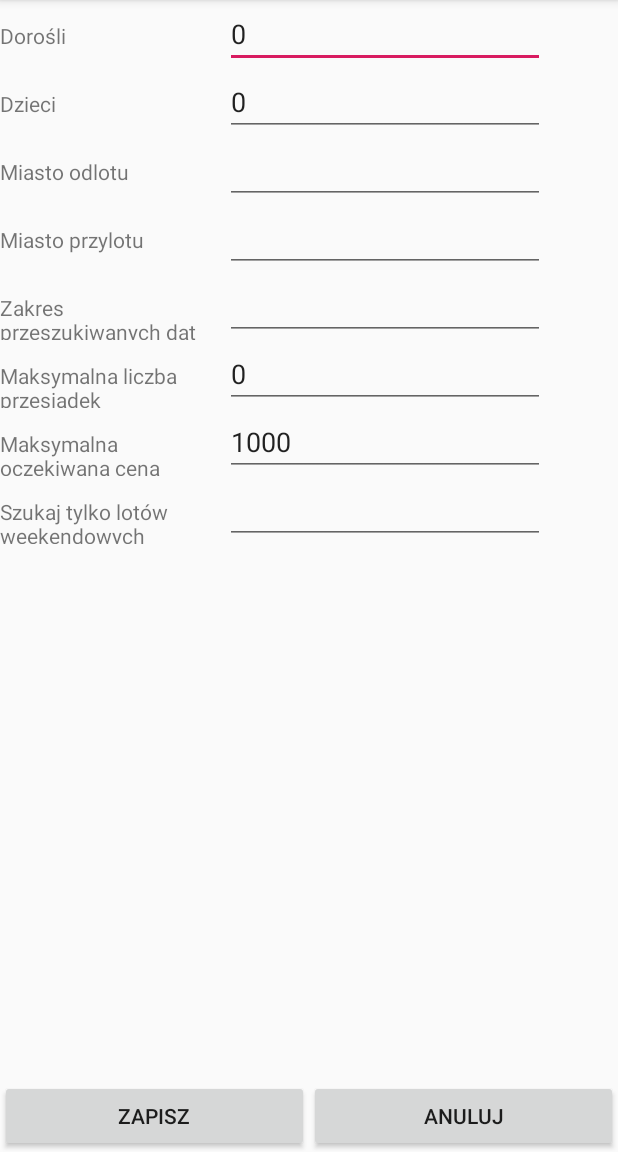
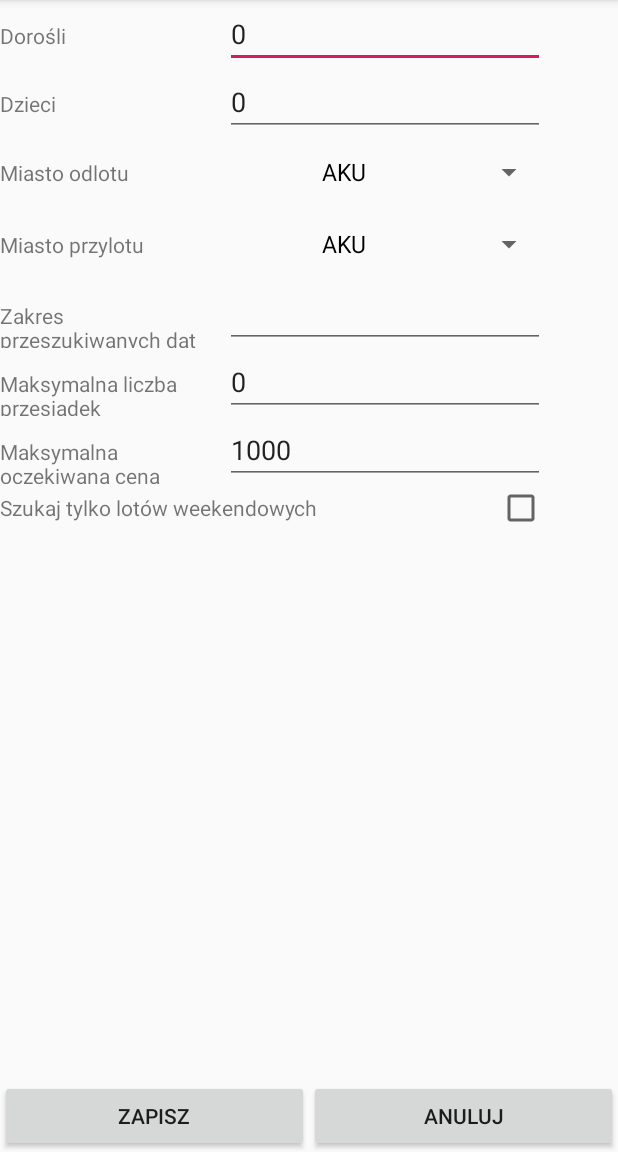
Before and after one commit to wojole94/android-app-us, an Android app: the EditFormActivity screen opened directly, with no data from a screen before it, on a phone screen of 412 x 824 dp, the part 84-1236 px from its top. Run offline under Robolectric (Android 15) with nearby library versions, the phone set to English and light mode, and no system bars; our stand-ins replace ButterKnife.

Commit message:
*data edition improvements *data presentation extendings

```diff
--- a/sky-scanner-app-view/app/src/main/java/pl/studia/android/skyscanner/view/activity/EditFormActivity.java
+++ b/sky-scanner-app-view/app/src/main/java/pl/studia/android/skyscanner/view/activity/EditFormActivity.java
@@ -4,12 +4,16 @@ import androidx.appcompat.app.AppCompatActivity;
 
 import android.os.Bundle;
 import android.view.View;
+import android.widget.ArrayAdapter;
 import android.widget.Button;
+import android.widget.CheckBox;
 import android.widget.EditText;
+import android.widget.Spinner;
 
 import butterknife.BindView;
 import butterknife.ButterKnife;
 import pl.studia.android.skyscanner.view.R;
+import pl.studia.android.skyscanner.view.connection.DataRepository;
 import pl.studia.android.skyscanner.view.connection.HashMapDataRepository;
 import pl.studia.android.skyscanner.view.datamodel.ProfileData;
 import pl.studia.android.skyscanner.view.mocks.UsersServiceMock;
@@ -17,8 +21,13 @@ import pl.studia.android.skyscanner.view.mocks.UsersServiceMock;
 public class EditFormActivity extends AppCompatActivity {
     @BindView(R.id.Bcancel) Button Bcancel;
     @BindView(R.id.Bsave) Button Bsave;
-    @BindView(R.id.ETdepLoc) EditText ETdepLoc;
-    @BindView(R.id.ETarrLoc) EditText ETarrLoc;
+    @BindView(R.id.SdepLoc) Spinner SdepLoc;
+    @BindView(R.id.SarrLoc) Spinner SarrLoc;
+    @BindView(R.id.ETadults) EditText ETadults;
+    @BindView(R.id.ETchilds) EditText ETchilds;
+    @BindView(R.id.ETmaxTrans) EditText ETmaxTrans;
+    @BindView(R.id.ETmaxCost) EditText ETmaxCost;
+    @BindView(R.id.CBweekends) CheckBox CBweekends;
 
     final EditFormActivity context = this;
 
@@ -27,6 +36,20 @@ public class EditFormActivity extends AppCompatActivity {
         super.onCreate(savedInstanceState);
         setContentView(R.layout.activity_edit_form_layout);
         ButterKnife.bind(this);
+
+        DataRepository dataRepo = HashMapDataRepository.getInstance();
+
+        String[] spinnerElems = {};
+
+        spinnerElems = dataRepo.getCitiesList().toArray(spinnerElems);
+        ArrayAdapter<String> adapter = new ArrayAdapter<String>(
+                this,
+                android.R.layout.simple_spinner_dropdown_item,
+                spinnerElems);
+
+        SdepLoc.setAdapter(adapter);
+        SarrLoc.setAdapter(adapter);
+
 
         Bcancel.setOnClickListener(new View.OnClickListener() {
             @Override
@@ -41,11 +64,21 @@ public class EditFormActivity extends AppCompatActivity {
             public void onClick(View v) {
                 //Setting new fragment at tab
                 ProfileData data = new ProfileData();
-                data.setDepartCity(ETdepLoc.getText().toString());
-                data.setArrivalCity(ETarrLoc.getText().toString());
+
+                //Taking data from form
+                //TODO look for data picker, check visibility of data on tab
+                data.setDepartCity(SdepLoc.getSelectedItem().toString());
+                data.setArrivalCity(SarrLoc.getSelectedItem().toString());
+                data.setAdultsCount(Integer.parseInt(ETadults.getText().toString()));
+                data.setChildCount(Integer.parseInt(ETchilds.getText().toString()));
+                data.setTransfersCount(Integer.parseInt(ETmaxTrans.getText().toString()));
+                data.setMaxPrice(Double.parseDouble(ETmaxCost.getText().toString()));
+                data.setJustWeekends(CBweekends.isChecked());
+
                 HashMapDataRepository.getInstance().addProfile(UsersServiceMock.getSampleUser(), data);
                 context.finish();
             }
         });
     }
+
 }
--- a/sky-scanner-app-view/app/src/main/java/pl/studia/android/skyscanner/view/connection/DataRepository.java
+++ b/sky-scanner-app-view/app/src/main/java/pl/studia/android/skyscanner/view/connection/DataRepository.java
@@ -2,6 +2,7 @@ package pl.studia.android.skyscanner.view.connection;
 
 import java.util.List;
 import java.util.Map;
+import java.util.Set;
 
 import pl.studia.android.skyscanner.view.datamodel.ProfileData;
 import pl.studia.android.skyscanner.view.datamodel.UserData;
@@ -9,5 +10,7 @@ import pl.studia.android.skyscanner.view.datamodel.UserData;
 public interface DataRepository {
     public Map<Integer, ProfileData> getProfiles(UserData user);
     public ProfileData addProfile(UserData user, ProfileData profile);
+    public List<String> getCitiesList();
+    public Map<String, List<String>> getCountries();
 
 }
--- a/sky-scanner-app-view/app/src/main/java/pl/studia/android/skyscanner/view/connection/HashMapDataRepository.java
+++ b/sky-scanner-app-view/app/src/main/java/pl/studia/android/skyscanner/view/connection/HashMapDataRepository.java
@@ -1,7 +1,13 @@
 package pl.studia.android.skyscanner.view.connection;
 
+import java.util.Comparator;
 import java.util.HashMap;
+import java.util.HashSet;
+import java.util.LinkedList;
+import java.util.List;
 import java.util.Map;
+import java.util.Set;
+import java.util.stream.Collectors;
 
 import pl.studia.android.skyscanner.view.datamodel.ProfileData;
 import pl.studia.android.skyscanner.view.datamodel.UserData;
@@ -22,7 +28,7 @@ public class HashMapDataRepository implements DataRepository{
         return INSTANCE;
     }
 
-
+   @Override
    public Map<Integer, ProfileData> getProfiles(UserData user){
         //Getting data from external server here
        Map<Integer, ProfileData> profilesList = dataSource.get(user);
@@ -33,6 +39,8 @@ public class HashMapDataRepository implements DataRepository{
         return profilesList;
     }
 
+
+    @Override
     public ProfileData addProfile(UserData user, ProfileData profile){
         Map<Integer, ProfileData> profilesList = dataSource.get(user);
         if (profilesList == null){
@@ -44,4 +52,35 @@ public class HashMapDataRepository implements DataRepository{
         return profile;
     }
 
+    @Override
+    public List<String> getCitiesList() {
+        LinkedList<String> citiesSet = new LinkedList<>();
+        citiesSet.add("KTW");
+        citiesSet.add("IEV");
+        citiesSet.add("KRA");
+        citiesSet.add("KEF");
+        citiesSet.add("ROM");
+        citiesSet.add("BER");
+        citiesSet.add("LON");
+        citiesSet.add("DEN");
+        citiesSet.add("MAD");
+        citiesSet.add("MAS");
+        citiesSet.add("EGP");
+        citiesSet.add("AKU");
+        citiesSet.add("MOS");
+        citiesSet.add("WAW");
+        citiesSet.add("WRO");
+        citiesSet.add("TOK");
+        citiesSet.add("NYC");
+        citiesSet.add("WAS");
+
+
+        return citiesSet.stream().sorted((String::compareTo)).collect(Collectors.toList());
+    }
+    @Override
+    public Map<String, List<String>> getCountries() {
+        return null;
+    }
+
+
 }
--- a/sky-scanner-app-view/app/src/main/res/layout/activity_edit_form_layout.xml
+++ b/sky-scanner-app-view/app/src/main/res/layout/activity_edit_form_layout.xml
@@ -80,14 +80,10 @@
                     android:layout_weight="1"
                     android:text="@string/departure_loc_text" />
 
-                <EditText
-                    android:id="@+id/ETdepLoc"
+                <Spinner android:id="@+id/SdepLoc"
                     android:layout_width="wrap_content"
                     android:layout_height="wrap_content"
-                    android:layout_weight="1"
-                    android:ems="10"
-                    android:inputType="textPersonName"
-                    android:text="" />
+                    android:layout_weight="1"/>
             </LinearLayout>
         </TableRow>
 
@@ -107,14 +103,11 @@
                     android:layout_weight="1"
                     android:text="@string/arrival_loc_text" />
 
-                <EditText
-                    android:id="@+id/ETarrLoc"
+                <Spinner android:id="@+id/SarrLoc"
                     android:layout_width="wrap_content"
                     android:layout_height="wrap_content"
-                    android:layout_weight="1"
-                    android:ems="10"
-                    android:inputType="textPersonName"
-                    android:text="" />
+                    android:layout_weight="1"/>
+
             </LinearLayout>
         </TableRow>
         <TableRow
@@ -211,14 +204,10 @@
                     android:layout_weight="1"
                     android:text="@string/just_weekends_text" />
 
-                <EditText
-                    android:id="@+id/ETweekends"
+                <CheckBox
+                    android:id="@+id/CBweekends"
                     android:layout_width="wrap_content"
-                    android:layout_height="wrap_content"
-                    android:layout_weight="1"
-                    android:ems="10"
-                    android:inputType="textPersonName"
-                    android:text="" />
+                    android:layout_height="wrap_content"/>
             </LinearLayout>
         </TableRow>
     </TableLayout>
```
